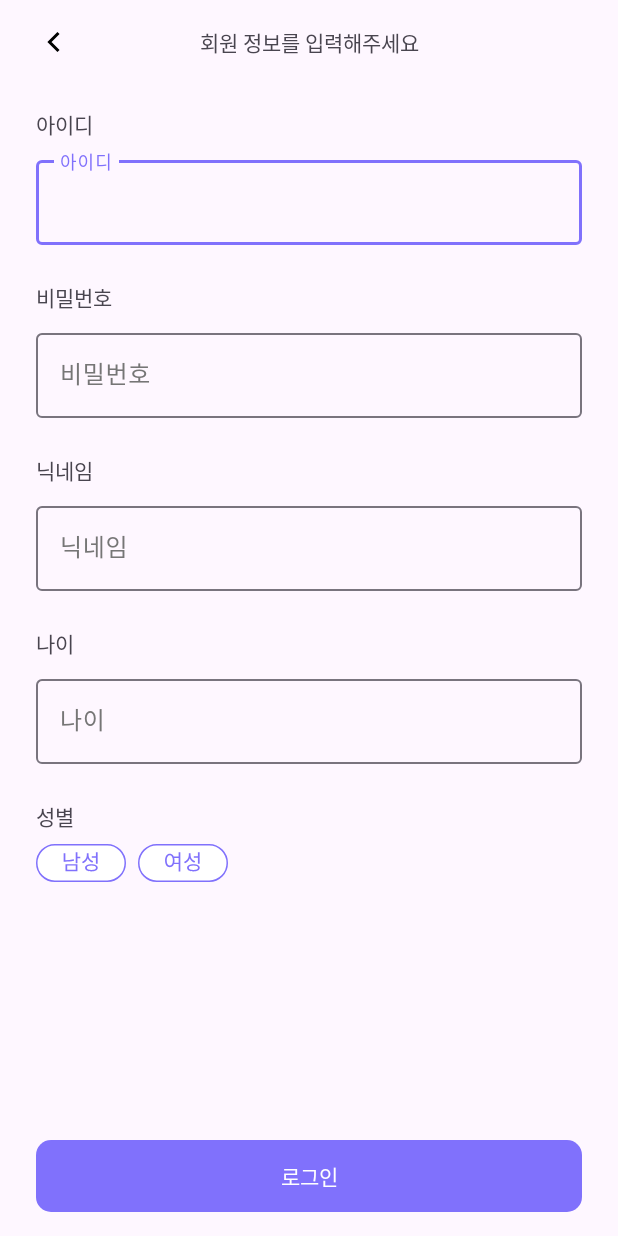
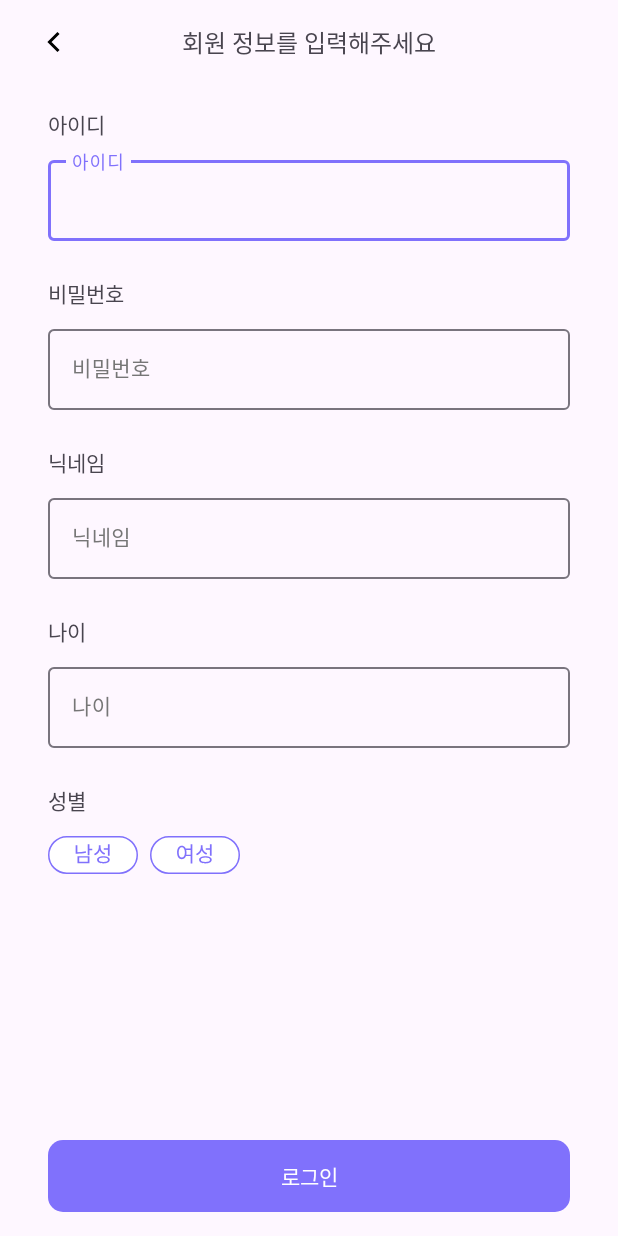
Before and after one commit to hanayoung/GenieBooks, an Android app: the screen it shows after launch (MainActivity), on a phone screen of 412 x 824 dp. Run offline under Robolectric (Android 15) with nearby library versions, the phone set to English and light mode, and no system bars; our stand-ins replace navigation-ui.

Commit message:
Feat: 회원가입 화면 구현

```diff
--- a/finalproject/app/src/main/java/com/ssafy/finalproject/ui/join/JoinFragment.kt
+++ b/finalproject/app/src/main/java/com/ssafy/finalproject/ui/join/JoinFragment.kt
@@ -14,5 +14,16 @@ class JoinFragment : BaseFragment<FragmentJoinBinding>(
     override fun onViewCreated(view: View, savedInstanceState: Bundle?) {
         super.onViewCreated(view, savedInstanceState)
 
+        // Male 클릭 시 상태 변경
+        binding.ivMale.setOnClickListener {
+            binding.ivMale.setImageResource(R.drawable.ic_male_checked)  // 남성 선택 이미지
+            binding.ivFemale.setImageResource(R.drawable.ic_female)  // 여성 비선택 이미지
+        }
+
+        // Female 클릭 시 상태 변경
+        binding.ivFemale.setOnClickListener {
+            binding.ivFemale.setImageResource(R.drawable.ic_female_checked)  // 여성 선택 이미지
+            binding.ivMale.setImageResource(R.drawable.ic_male)  // 남성 비선택 이미지
+        }
     }
 }
--- a/finalproject/app/src/main/res/layout/fragment_join.xml
+++ b/finalproject/app/src/main/res/layout/fragment_join.xml
@@ -2,14 +2,14 @@
 <androidx.constraintlayout.widget.ConstraintLayout xmlns:android="http://schemas.android.com/apk/res/android"
     xmlns:app="http://schemas.android.com/apk/res-auto"
     android:layout_width="match_parent"
-    android:layout_height="match_parent"
-    android:paddingHorizontal="24dp">
+    android:layout_height="match_parent">
 
     <androidx.constraintlayout.widget.ConstraintLayout
         android:id="@+id/toolbar"
         android:layout_width="0dp"
         android:layout_height="wrap_content"
         android:paddingVertical="16dp"
+        android:paddingHorizontal="24dp"
         app:layout_constraintEnd_toEndOf="parent"
         app:layout_constraintStart_toStartOf="parent"
         app:layout_constraintTop_toTopOf="parent">
@@ -27,6 +27,7 @@
             android:layout_height="wrap_content"
             android:fontFamily="@font/pretendard_bold"
             android:text="@string/join_toolbar_title"
+            android:textSize="16sp"
             app:layout_constraintBottom_toBottomOf="parent"
             app:layout_constraintEnd_toEndOf="parent"
             app:layout_constraintStart_toStartOf="parent"
@@ -38,6 +39,7 @@
     <TextView
         android:layout_marginTop="16dp"
         android:id="@+id/tv_id"
+        android:layout_marginHorizontal="32dp"
         android:layout_width="wrap_content"
         android:layout_height="wrap_content"
         android:text="@string/id"
@@ -48,6 +50,7 @@
     <com.google.android.material.textfield.TextInputLayout
         android:id="@+id/input_layout_id"
         android:layout_width="0dp"
+        android:layout_marginHorizontal="32dp"
         android:layout_height="wrap_content"
         android:layout_marginTop="8dp"
         android:hint="@string/id"
@@ -61,6 +64,7 @@
             android:layout_height="wrap_content"
             android:imeOptions="actionDone"
             android:inputType="text"
+            android:textSize="14sp"
             android:maxLength="20"
             android:maxLines="1" />
 
@@ -68,6 +72,7 @@
 
     <TextView
         android:id="@+id/tv_pwd"
+        android:layout_marginHorizontal="32dp"
         android:layout_width="wrap_content"
         android:layout_height="wrap_content"
         android:layout_marginTop="24dp"
@@ -79,6 +84,7 @@
     <com.google.android.material.textfield.TextInputLayout
         android:id="@+id/input_layout_pwd"
         android:layout_width="0dp"
+        android:layout_marginHorizontal="32dp"
         android:layout_height="wrap_content"
         android:layout_marginTop="8dp"
         android:hint="@string/pwd"
@@ -92,6 +98,7 @@
             android:layout_height="wrap_content"
             android:imeOptions="actionDone"
             android:inputType="text"
+            android:textSize="14sp"
             android:maxLength="20"
             android:maxLines="1" />
 
@@ -101,6 +108,7 @@
         android:id="@+id/tv_nick_name"
         android:layout_width="wrap_content"
         android:layout_height="wrap_content"
+        android:layout_marginHorizontal="32dp"
         android:layout_marginTop="24dp"
         android:text="@string/nick_name"
         android:textSize="14sp"
@@ -110,6 +118,7 @@
     <com.google.android.material.textfield.TextInputLayout
         android:id="@+id/input_layout_nick_name"
         android:layout_width="0dp"
+        android:layout_marginHorizontal="32dp"
         android:layout_height="wrap_content"
         android:layout_marginTop="8dp"
         android:hint="@string/nick_name"
@@ -123,6 +132,7 @@
             android:layout_height="wrap_content"
             android:imeOptions="actionDone"
             android:inputType="text"
+            android:textSize="14sp"
             android:maxLength="20"
             android:maxLines="1" />
 
@@ -132,6 +142,7 @@
         android:id="@+id/tv_age"
         android:layout_width="wrap_content"
         android:layout_height="wrap_content"
+        android:layout_marginHorizontal="32dp"
         android:layout_marginTop="24dp"
         android:text="@string/age"
         android:textSize="14sp"
@@ -142,6 +153,7 @@
         android:id="@+id/input_layout_age"
         android:layout_width="0dp"
         android:layout_height="wrap_content"
+        android:layout_marginHorizontal="32dp"
         android:layout_marginTop="8dp"
         android:hint="@string/age"
         android:textColorHint="@color/light_text"
@@ -153,7 +165,8 @@
             android:layout_width="match_parent"
             android:layout_height="wrap_content"
             android:imeOptions="actionDone"
-            android:inputType="text"
+            android:textSize="14sp"
+            android:inputType="number"
             android:maxLength="20"
             android:maxLines="1" />
 
@@ -161,6 +174,7 @@
 
     <TextView
         android:id="@+id/tv_gender"
+        android:layout_marginHorizontal="32dp"
         android:layout_width="wrap_content"
         android:layout_height="wrap_content"
         android:layout_marginTop="24dp"
@@ -171,19 +185,24 @@
 
     <ImageView
         android:id="@+id/iv_male"
+        android:layout_marginHorizontal="32dp"
         android:layout_width="wrap_content"
-        android:layout_height="wrap_content"
+        android:layout_height="36dp"
         android:layout_marginTop="8dp"
-        android:src="@drawable/selector_male"
+        android:clickable="true"
+        android:focusable="true"
+        android:src="@drawable/ic_male"
         app:layout_constraintStart_toStartOf="parent"
         app:layout_constraintTop_toBottomOf="@id/tv_gender" />
 
     <ImageView
         android:id="@+id/iv_female"
         android:layout_width="wrap_content"
-        android:layout_height="wrap_content"
+        android:layout_height="36dp"
+        android:clickable="true"
+        android:focusable="true"
         android:layout_marginStart="8dp"
-        android:src="@drawable/selector_female"
+        android:src="@drawable/ic_female"
         app:layout_constraintStart_toEndOf="@id/iv_male"
         app:layout_constraintTop_toTopOf="@id/iv_male" />
 
@@ -191,6 +210,7 @@
         android:layout_marginBottom="16dp"
         android:id="@+id/btn_login"
         android:layout_width="0dp"
+        android:layout_marginHorizontal="32dp"
         android:layout_height="wrap_content"
         android:background="@drawable/btn_background"
         android:text="@string/login"
```
